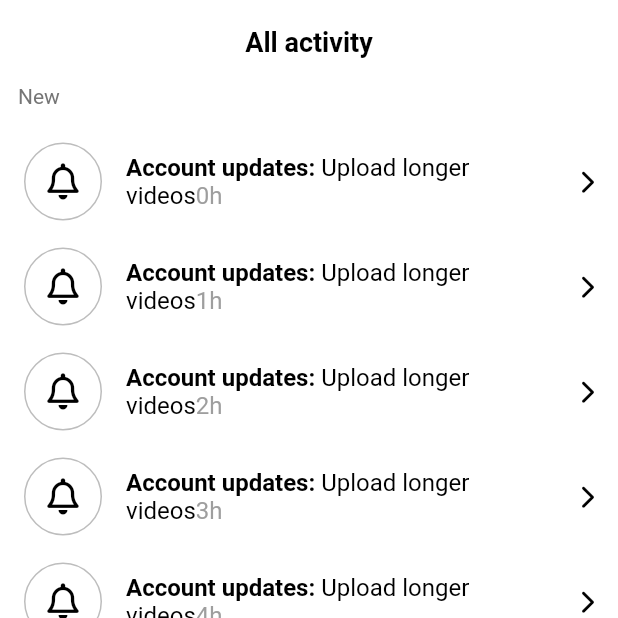
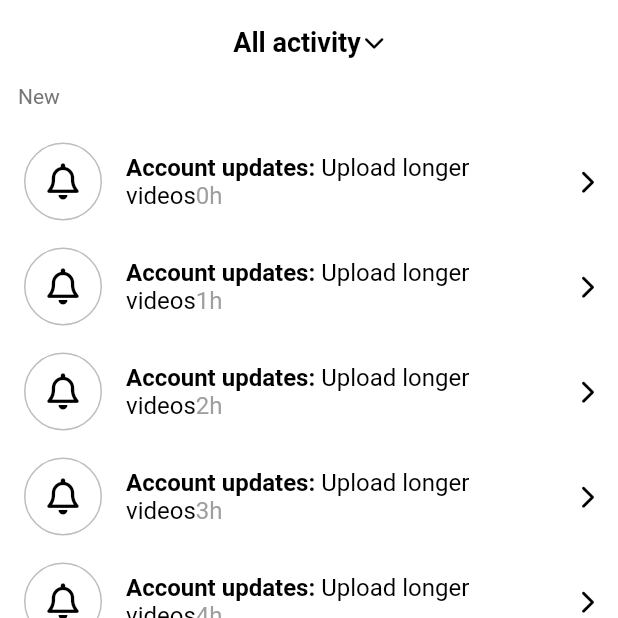
Before and after one commit to Heungseop/Tiktok_clone, a Flutter app: the screen it shows after launch, on a phone screen of 412 x 824 dp, the top half of it. Run offline on Flutter 3.47's test engine with Material 2 defaults, Android fonts, the phone set to English and light mode, and no system bars; our stand-ins replace font_awesome_flutter, video_player, visibility_detector.

```diff
--- a/lib/features/inbox/activity_screen.dart
+++ b/lib/features/inbox/activity_screen.dart
@@ -17,8 +17,31 @@ class ActivityScreen extends StatefulWidget {
   State<ActivityScreen> createState() => _ActivityScreenState();
 }
 
-class _ActivityScreenState extends State<ActivityScreen> {
+class _ActivityScreenState extends State<ActivityScreen>
+    with SingleTickerProviderStateMixin {
+  //SingleTickerProviderStateMixin 는 화면에 그려주는 시계같은 존재이고
+  // 위젯이 트리에 없을 때 리소스를 낭비하지 않게 함.
   final List<String> _notifications = List.generate(20, (index) => "${index}h");
+  late final AnimationController _animationController = AnimationController(
+    vsync: this,
+    duration: const Duration(milliseconds: 200),
+  );
+  // late 키워드가 있으면 this(혹은 instance 멤버)를 참조할 수 있게 된다. 원래는 initState에서 초기화 해야한다.
+
+  // 애니메이션을 주기 위한 방법으로
+  // 첫번 째는 video_post.dart 에서와 같이
+  // _animationController = AnimationController(
+  //   vsync: this, // 위젯이 위젯 tree에 있을 때만 Ticker를 유지시켜준다.
+  //   lowerBound: 1.0,
+  //   upperBound: 1.5,
+  //   value: 1.5,
+  //   duration: _animationDuration,
+  // );
+  // 컨트롤러에 바운드를 주고 event listner를 통해 setState를 통해 빌드 해주는 방법
+  // 두번째로 직접 setState하는게 아닌 AnimatedBuilder를 사용 하는방법
+  // 세번째가 지금과같이 Animation을 사용하는 방법
+  late final Animation<double> _animation =
+      Tween(begin: 0.0, end: -0.5).animate(_animationController);
 
   void _onDismissed(String noti) {
     setState(() {
@@ -27,11 +50,41 @@ class _ActivityScreenState extends State<ActivityScreen> {
   }
 
   @override
+  void dispose() {
+    _animationController.dispose();
+    super.dispose();
+  }
+
+  void _onTitleTap() {
+    if (_animationController.isCompleted) {
+      _animationController.reverse();
+    } else {
+      _animationController.forward();
+    }
+  }
+
+  @override
   Widget build(BuildContext context) {
     return Scaffold(
       appBar: AppBar(
         centerTitle: true,
-        title: const Text("All activity"),
+        title: GestureDetector(
+          onTap: _onTitleTap,
+          child: Row(
+            mainAxisAlignment: MainAxisAlignment.center,
+            children: [
+              const Text("All activity"),
+              Gaps.h2,
+              RotationTransition(
+                turns: _animation,
+                child: const FaIcon(
+                  FontAwesomeIcons.chevronDown,
+                  size: Sizes.size14,
+                ),
+              )
+            ],
+          ),
+        ),
       ),
       body: ListView(
         padding: const EdgeInsets.symmetric(horizontal: 0),
```
